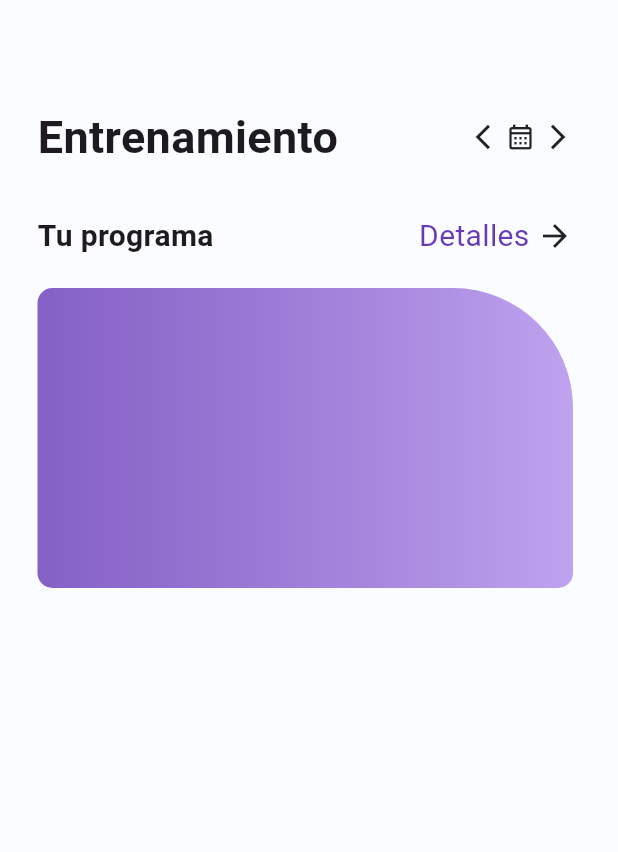
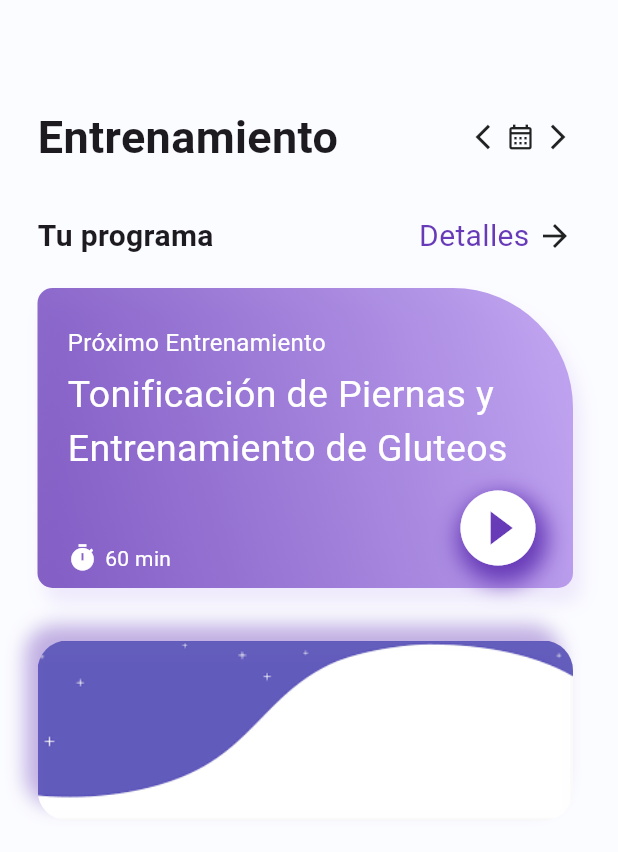
Before and after one commit to hollrojm/training-app, a Flutter app: the screen it shows after launch, on a phone screen of 412 x 824 dp. Shown: the top 852 px of the screen. Run offline on Flutter 3.47's test engine with Material 2 defaults, Android fonts, the phone set to English and light mode, and no system bars.

Commit message:
add- assets and cart

```diff
--- a/lib/screens/home_screen.dart
+++ b/lib/screens/home_screen.dart
@@ -70,14 +70,106 @@ class _HomeScreenState extends State<HomeScreen> {
               gradient: LinearGradient(colors: [
                 Colors.deepPurple.withOpacity(0.8),
                 color.AppColor.gradientSecond.withOpacity(0.9)
-              ]),
+              ], begin: Alignment.bottomLeft, end: Alignment.centerRight),
               borderRadius: const BorderRadius.only(
-                  topLeft: Radius.circular(10),
-                  bottomLeft: Radius.circular(10),
-                  bottomRight: Radius.circular(10),
-                  topRight: Radius.circular(80)),
+                topLeft: Radius.circular(10),
+                bottomLeft: Radius.circular(10),
+                bottomRight: Radius.circular(10),
+                topRight: Radius.circular(80),
+              ),
+              boxShadow: [
+                BoxShadow(
+                  offset: const Offset(5, 10),
+                  blurRadius: 10,
+                  color: color.AppColor.gradientSecond.withOpacity(0.2),
+                )
+              ],
             ),
-          )
+            child: Container(
+              padding: const EdgeInsets.only(left: 20, top: 25, right: 20),
+              child: Column(
+                crossAxisAlignment: CrossAxisAlignment.start,
+                children: [
+                  const Text(
+                    'Próximo Entrenamiento',
+                    style: TextStyle(fontSize: 16, color: Colors.white),
+                  ),
+                  const SizedBox(
+                    height: 5,
+                  ),
+                  const Text(
+                    'Tonificación de Piernas y Entrenamiento de Gluteos',
+                    style: TextStyle(fontSize: 25, color: Colors.white),
+                  ),
+                  const SizedBox(
+                    height: 5,
+                  ),
+                  Row(
+                    crossAxisAlignment: CrossAxisAlignment.end,
+                    children: [
+                      const Row(
+                        children: [
+                          Icon(
+                            Icons.timer,
+                            size: 20,
+                            color: Colors.white,
+                          ),
+                          SizedBox(
+                            width: 5,
+                          ),
+                          Text(
+                            '60 min',
+                            style: TextStyle(fontSize: 14, color: Colors.white),
+                          ),
+                        ],
+                      ),
+                      Expanded(child: Container()),
+                      Container(
+                        decoration: BoxDecoration(
+                            borderRadius: BorderRadius.circular(60),
+                            boxShadow: [
+                              BoxShadow(
+                                  color: color.AppColor.gradientFirst,
+                                  blurRadius: 12,
+                                  offset: const Offset(3, 7))
+                            ]),
+                        child: const Icon(
+                          Icons.play_circle_fill,
+                          color: Colors.white,
+                          size: 60,
+                        ),
+                      )
+                    ],
+                  )
+                ],
+              ),
+            ),
+          ),
+          const SizedBox(
+            height: 5,
+          ),
+          SizedBox(
+            height: 180,
+            width: MediaQuery.of(context).size.width,
+            child: Stack(children: [
+              Container(
+                margin: const EdgeInsets.only(top: 30),
+                width: MediaQuery.of(context).size.width,
+                height: 120,
+                decoration: BoxDecoration(
+                    borderRadius: BorderRadius.circular(20),
+                    image: const DecorationImage(
+                        image: AssetImage('assets/card.png'), fit: BoxFit.fill),
+                    boxShadow: [
+                      BoxShadow(
+                        blurRadius: 10,
+                        offset: const Offset(-8, -10),
+                        color: Colors.deepPurple.withOpacity(0.4),
+                      )
+                    ]),
+              )
+            ]),
+          ),
         ]),
       ),
     );
--- a/pubspec.yaml
+++ b/pubspec.yaml
@@ -59,8 +59,9 @@ flutter:
   uses-material-design: true
 
   # To add assets to your application, add an assets section, like this:
-  # assets:
-  #   - images/a_dot_burr.jpeg
+
+  assets:
+    - assets/
   #   - images/a_dot_ham.jpeg
 
   # An image asset can refer to one or more resolution-specific "variants", see
```
Also changed, not shown: assets/card.png (added).
